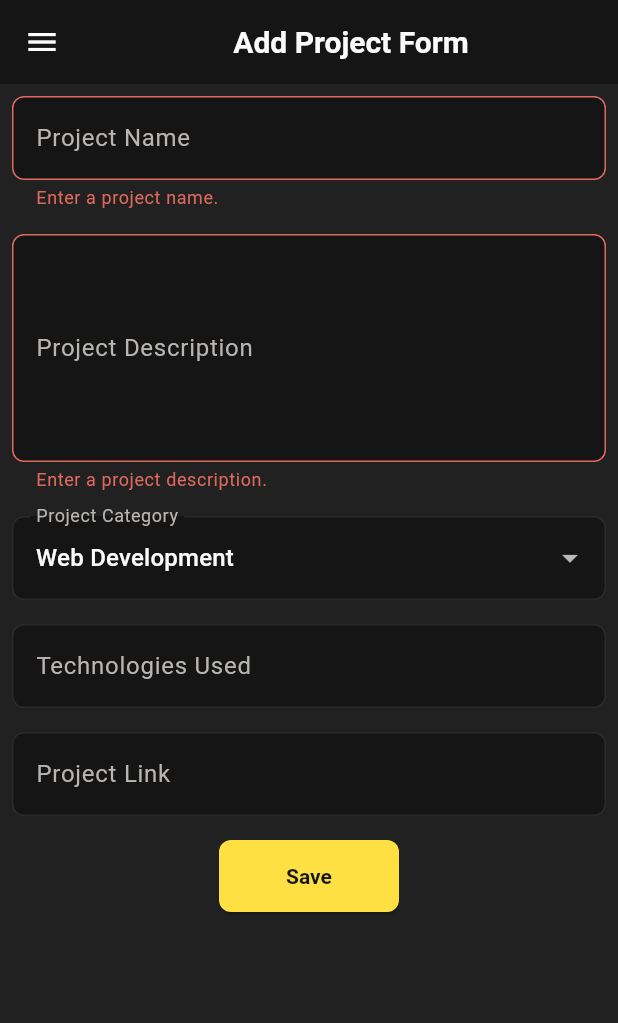
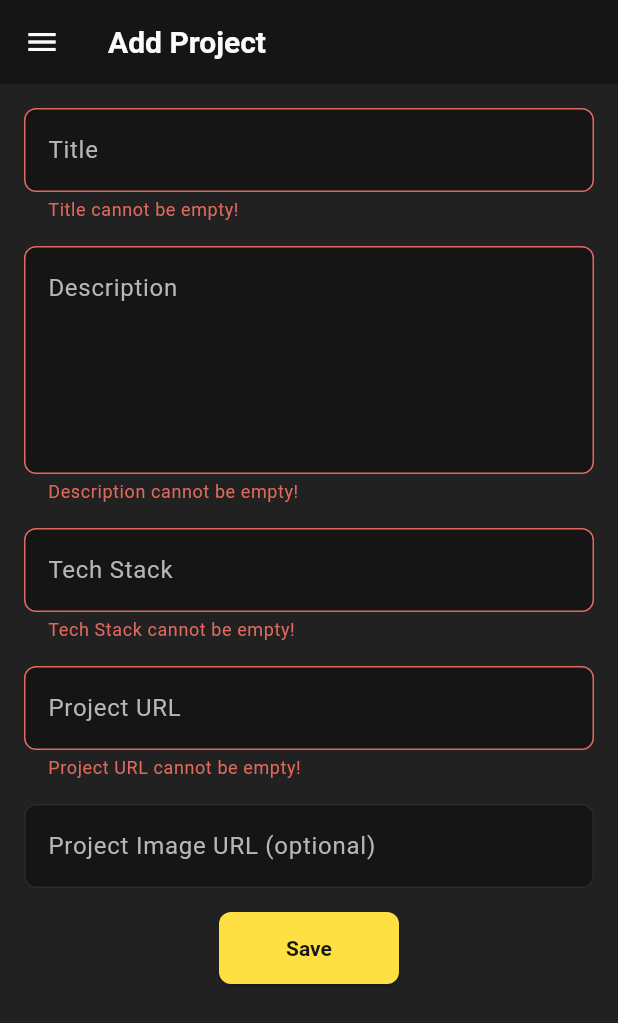
Before and after one commit to 1drism/myportofolio_mobile, a Flutter app: the ProjectFormPage screen opened directly, after a tap on "Save", on a phone screen of 412 x 824 dp. Shown: the top 1023 px of the screen. Run offline on Flutter 3.47's test engine with Material 3 defaults, Android fonts, the phone set to English and light mode, and no system bars; our stand-ins replace material_ui; generated files the repository leaves out were written again.

Commit message:
feat(auth): guard Add Project with login and post projects with token

```diff
--- a/lib/screens/project_form.dart
+++ b/lib/screens/project_form.dart
@@ -1,7 +1,36 @@
 import 'package:material_ui/material_ui.dart';
+import 'package:myportofolio_mobile/models/project.dart';
+import 'package:myportofolio_mobile/services/api_client.dart';
+import 'package:myportofolio_mobile/services/auth_state.dart';
+import 'package:myportofolio_mobile/widgets/auth_guard.dart';
 import 'package:myportofolio_mobile/widgets/left_drawer.dart';
+import 'package:provider/provider.dart';
 
-/// Tutorial 09 form for adding a portfolio project.
+const double _pagePadding = 16.0;
+const double _fieldSpacing = 16.0;
+const int _maxTextLength = 255;
+
+String? _validateRequired(String? value, String label) {
+  final text = value?.trim() ?? '';
+  if (text.isEmpty) return '$label cannot be empty!';
+  if (text.length > _maxTextLength) {
+    return '$label must be at most $_maxTextLength characters.';
+  }
+  return null;
+}
+
+String? _validateUrl(String? value, {required bool required}) {
+  final text = value?.trim() ?? '';
+  if (text.isEmpty) return required ? 'Project URL cannot be empty!' : null;
+  final uri = Uri.tryParse(text);
+  final valid =
+      uri != null &&
+      (uri.scheme == 'http' || uri.scheme == 'https') &&
+      uri.host.isNotEmpty;
+  return valid ? null : 'Enter a valid URL (http:// or https://).';
+}
+
+/// Form that creates a project through the authenticated REST API.
 class ProjectFormPage extends StatefulWidget {
   const ProjectFormPage({super.key});
 
@@ -12,172 +41,133 @@ class ProjectFormPage extends StatefulWidget {
 class _ProjectFormPageState extends State<ProjectFormPage> {
   final _formKey = GlobalKey<FormState>();
 
-  String _projectName = "";
-  String _description = "";
-  String _category = "Web Development"; // default
-  String _technologies = "";
-  String _projectLink = "";
+  String _title = '';
+  String _description = '';
+  String _techStack = '';
+  String _projectUrl = '';
+  String _projectImageUrl = '';
+  bool _isSubmitting = false;
 
-  final List<String> _categories = [
-    'Web Development',
-    'Mobile Development',
-    'Machine Learning',
-    'Data Science',
-    'Other',
-  ];
+  void _showSnackBar(String message) {
+    ScaffoldMessenger.of(context)
+      ..hideCurrentSnackBar()
+      ..showSnackBar(SnackBar(content: Text(message)));
+  }
+
+  Future<void> _submit() async {
+    final form = _formKey.currentState!;
+    if (!form.validate()) return;
+    form.save();
+
+    if (!await ensureLoggedIn(context)) return;
+    if (!mounted) return;
+
+    final auth = context.read<AuthState>();
+    final project = Project(
+      title: _title,
+      description: _description,
+      techStack: _techStack,
+      projectUrl: _projectUrl,
+      projectImageUrl: _projectImageUrl,
+    );
+
+    setState(() {
+      _isSubmitting = true;
+    });
+    var sessionExpired = false;
+    try {
+      await context.read<ApiClient>().createProject(
+        project,
+        token: auth.token!,
+      );
+      if (!mounted) return;
+      await showDialog<void>(
+        context: context,
+        builder: (_) => _ProjectAddedDialog(project),
+      );
+      _formKey.currentState?.reset();
+      _title = _description = _techStack = _projectUrl = _projectImageUrl = '';
+    } on ApiException catch (e) {
+      if (e.statusCode == 401) {
+        sessionExpired = true;
+      } else if (mounted) {
+        _showSnackBar('Failed to add project (${e.statusCode}).');
+      }
+    } finally {
+      if (mounted) {
+        setState(() {
+          _isSubmitting = false;
+        });
+      }
+    }
+
+    if (!sessionExpired) return;
+    await auth.logout();
+    if (!mounted) return;
+    _showSnackBar('Your session has expired. Please log in again.');
+    if (await ensureLoggedIn(context) && mounted) {
+      await _submit();
+    }
+  }
 
   @override
   Widget build(BuildContext context) {
     return Scaffold(
-      appBar: AppBar(title: const Center(child: Text('Add Project Form'))),
+      appBar: AppBar(title: const Text('Add Project')),
       drawer: const LeftDrawer(current: DrawerDestination.addProject),
       body: Form(
         key: _formKey,
+        autovalidateMode: AutovalidateMode.onUserInteractionIfError,
         child: SingleChildScrollView(
+          padding: const EdgeInsets.all(_pagePadding),
           child: Column(
-            crossAxisAlignment: CrossAxisAlignment.start,
+            crossAxisAlignment: CrossAxisAlignment.stretch,
             children: [
-              // === Project Name ===
-              Padding(
-                padding: const EdgeInsets.all(8.0),
-                child: TextFormField(
-                  decoration: InputDecoration(
-                    hintText: "Project Name",
-                    labelText: "Project Name",
-                  ),
-                  onChanged: (String? value) {
-                    setState(() {
-                      _projectName = value!;
-                    });
-                  },
-                  validator: (String? value) {
-                    if (value == null || value.trim().isEmpty) {
-                      return "Enter a project name.";
-                    }
-                    return null;
-                  },
+              TextFormField(
+                decoration: const InputDecoration(labelText: 'Title'),
+                validator: (value) => _validateRequired(value, 'Title'),
+                onSaved: (value) => _title = value!.trim(),
+              ),
+              const SizedBox(height: _fieldSpacing),
+              TextFormField(
+                maxLines: 5,
+                decoration: const InputDecoration(
+                  labelText: 'Description',
+                  alignLabelWithHint: true,
                 ),
+                validator: (value) {
+                  final text = value?.trim() ?? '';
+                  return text.isEmpty ? 'Description cannot be empty!' : null;
+                },
+                onSaved: (value) => _description = value!.trim(),
               ),
-
-              // === Description ===
-              Padding(
-                padding: const EdgeInsets.all(8.0),
-                child: TextFormField(
-                  maxLines: 5,
-                  decoration: InputDecoration(
-                    hintText: "Project Description",
-                    labelText: "Project Description",
-                  ),
-                  onChanged: (String? value) {
-                    setState(() {
-                      _description = value!;
-                    });
-                  },
-                  validator: (String? value) {
-                    if (value == null || value.trim().isEmpty) {
-                      return "Enter a project description.";
-                    }
-                    return null;
-                  },
+              const SizedBox(height: _fieldSpacing),
+              TextFormField(
+                decoration: const InputDecoration(labelText: 'Tech Stack'),
+                validator: (value) => _validateRequired(value, 'Tech Stack'),
+                onSaved: (value) => _techStack = value!.trim(),
+              ),
+              const SizedBox(height: _fieldSpacing),
+              TextFormField(
+                keyboardType: TextInputType.url,
+                decoration: const InputDecoration(labelText: 'Project URL'),
+                validator: (value) => _validateUrl(value, required: true),
+                onSaved: (value) => _projectUrl = value!.trim(),
+              ),
+              const SizedBox(height: _fieldSpacing),
+              TextFormField(
+                keyboardType: TextInputType.url,
+                decoration: const InputDecoration(
+                  labelText: 'Project Image URL (optional)',
                 ),
+                validator: (value) => _validateUrl(value, required: false),
+                onSaved: (value) => _projectImageUrl = value!.trim(),
               ),
-
-              // === Category ===
-              Padding(
-                padding: const EdgeInsets.all(8.0),
-                child: DropdownButtonFormField<String>(
-                  isExpanded: true,
-                  decoration: InputDecoration(labelText: "Project Category"),
-                  initialValue: _category,
-                  items: _categories
-                      .map(
-                        (category) => DropdownMenuItem(
-                          value: category,
-                          child: Text(category),
-                        ),
-                      )
-                      .toList(),
-                  onChanged: (String? newValue) {
-                    setState(() {
-                      _category = newValue!;
-                    });
-                  },
-                ),
-              ),
-
-              // === Technologies ===
-              Padding(
-                padding: const EdgeInsets.all(8.0),
-                child: TextFormField(
-                  decoration: InputDecoration(
-                    hintText: "Example: Flutter, Django, Figma",
-                    labelText: "Technologies Used",
-                  ),
-                  onChanged: (String? value) {
-                    setState(() {
-                      _technologies = value!;
-                    });
-                  },
-                ),
-              ),
-
-              // === Project Link ===
-              Padding(
-                padding: const EdgeInsets.all(8.0),
-                child: TextFormField(
-                  decoration: InputDecoration(
-                    hintText: "Project URL (optional)",
-                    labelText: "Project Link",
-                  ),
-                  onChanged: (String? value) {
-                    setState(() {
-                      _projectLink = value!;
-                    });
-                  },
-                ),
-              ),
-
-              // === Save Button ===
-              Align(
-                alignment: Alignment.bottomCenter,
-                child: Padding(
-                  padding: const EdgeInsets.all(8.0),
-                  child: ElevatedButton(
-                    onPressed: () {
-                      if (_formKey.currentState!.validate()) {
-                        showDialog(
-                          context: context,
-                          builder: (context) {
-                            return AlertDialog(
-                              title: const Text('Project added successfully!'),
-                              content: SingleChildScrollView(
-                                child: Column(
-                                  crossAxisAlignment: CrossAxisAlignment.start,
-                                  children: [
-                                    Text('Project Name: $_projectName'),
-                                    Text('Description: $_description'),
-                                    Text('Category: $_category'),
-                                    Text('Technologies: $_technologies'),
-                                    Text('Link: $_projectLink'),
-                                  ],
-                                ),
-                              ),
-                              actions: [
-                                TextButton(
-                                  child: const Text('OK'),
-                                  onPressed: () {
-                                    Navigator.pop(context);
-                                    _formKey.currentState!.reset();
-                                  },
-                                ),
-                              ],
-                            );
-                          },
-                        );
-                      }
-                    },
-                    child: const Text("Save"),
-                  ),
+              const SizedBox(height: _fieldSpacing),
+              Center(
+                child: ElevatedButton(
+                  onPressed: _isSubmitting ? null : _submit,
+                  child: const Text('Save'),
                 ),
               ),
             ],
@@ -187,3 +177,34 @@ class _ProjectFormPageState extends State<ProjectFormPage> {
     );
   }
 }
+
+class _ProjectAddedDialog extends StatelessWidget {
+  const _ProjectAddedDialog(this.project);
+
+  final Project project;
+
+  @override
+  Widget build(BuildContext context) {
+    return AlertDialog(
+      title: const Text('Project added successfully!'),
+      content: SingleChildScrollView(
+        child: Column(
+          crossAxisAlignment: CrossAxisAlignment.start,
+          spacing: 8,
+          children: [
+            Text('Title: ${project.title}'),
+            Text('Description: ${project.description}'),
+            Text('Tech stack: ${project.techStack}'),
+            Text('Project URL: ${project.projectUrl}'),
+          ],
+        ),
+      ),
+      actions: [
+        TextButton(
+          onPressed: () => Navigator.pop(context),
+          child: const Text('OK'),
+        ),
+      ],
+    );
+  }
+}
--- a/lib/widgets/left_drawer.dart
+++ b/lib/widgets/left_drawer.dart
@@ -1,8 +1,12 @@
 import 'package:material_ui/material_ui.dart';
 import 'package:myportofolio_mobile/app_colors.dart';
 import 'package:myportofolio_mobile/screens/education_form.dart';
+import 'package:myportofolio_mobile/screens/login_screen.dart';
 import 'package:myportofolio_mobile/screens/project_form.dart';
 import 'package:myportofolio_mobile/screens/project_list_screen.dart';
+import 'package:myportofolio_mobile/services/auth_state.dart';
+import 'package:myportofolio_mobile/widgets/auth_guard.dart';
+import 'package:provider/provider.dart';
 
 /// Pages reachable from [LeftDrawer].
 enum DrawerDestination {
@@ -33,7 +37,15 @@ class LeftDrawer extends StatelessWidget {
 
   /// Home pops back to the root page; other pages are pushed from Home and
   /// replace each other elsewhere, so Back always leads to Home.
-  void _open(BuildContext context, DrawerDestination destination) {
+  /// Add Project asks for login first; login opens on top of the drawer.
+  Future<void> _open(
+    BuildContext context,
+    DrawerDestination destination,
+  ) async {
+    if (destination == DrawerDestination.addProject && destination != current) {
+      if (!await ensureLoggedIn(context)) return;
+      if (!context.mounted) return;
+    }
     final navigator = Navigator.of(context);
     if (destination == current) {
       navigator.pop();
@@ -54,8 +66,21 @@ class LeftDrawer extends StatelessWidget {
     }
   }
 
+  void _openLogin(BuildContext context) {
+    Navigator.of(context)
+      ..pop()
+      ..push(MaterialPageRoute<bool>(builder: (_) => const LoginScreen()));
+  }
+
+  void _logout(BuildContext context) {
+    final auth = context.read<AuthState>();
+    Navigator.pop(context);
+    auth.logout();
+  }
+
   @override
   Widget build(BuildContext context) {
+    final isLoggedIn = context.watch<AuthState>().isLoggedIn;
     return Drawer(
       child: ListView(
         children: [
@@ -92,6 +117,19 @@ class LeftDrawer extends StatelessWidget {
               selected: destination == current,
               onTap: () => _open(context, destination),
             ),
+          const Divider(color: AppColors.divider),
+          if (isLoggedIn)
+            ListTile(
+              leading: const Icon(Icons.logout),
+              title: const Text('Logout'),
+              onTap: () => _logout(context),
+            )
+          else
+            ListTile(
+              leading: const Icon(Icons.login),
+              title: const Text('Login'),
+              onTap: () => _openLogin(context),
+            ),
         ],
       ),
     );
```
Also changed, not shown: lib/screens/menu.dart (+35 -2 lines), lib/widgets/project_card.dart (+9 -1 lines), 4 other files.
